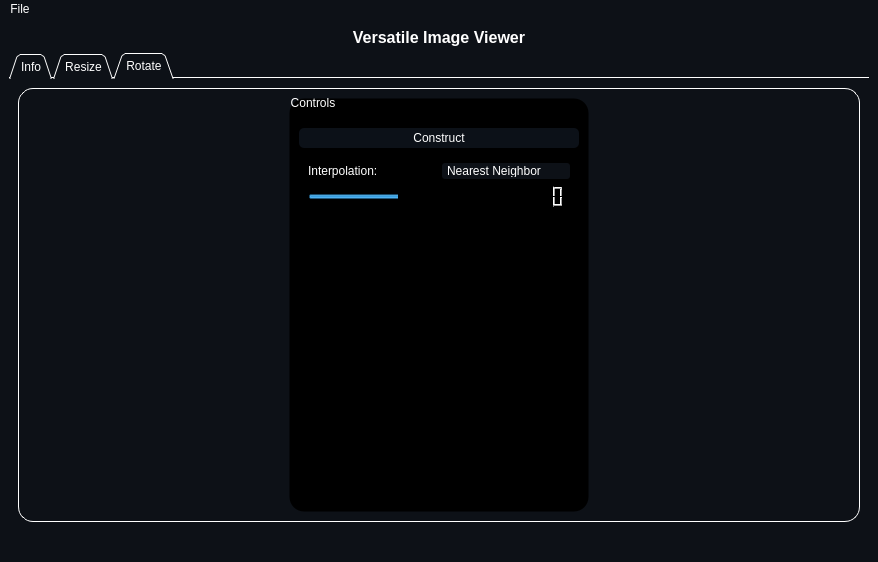
Qt form resources/MainWindow.ui (Zeyad-Alo/DICOM-Viewer) before a commit.
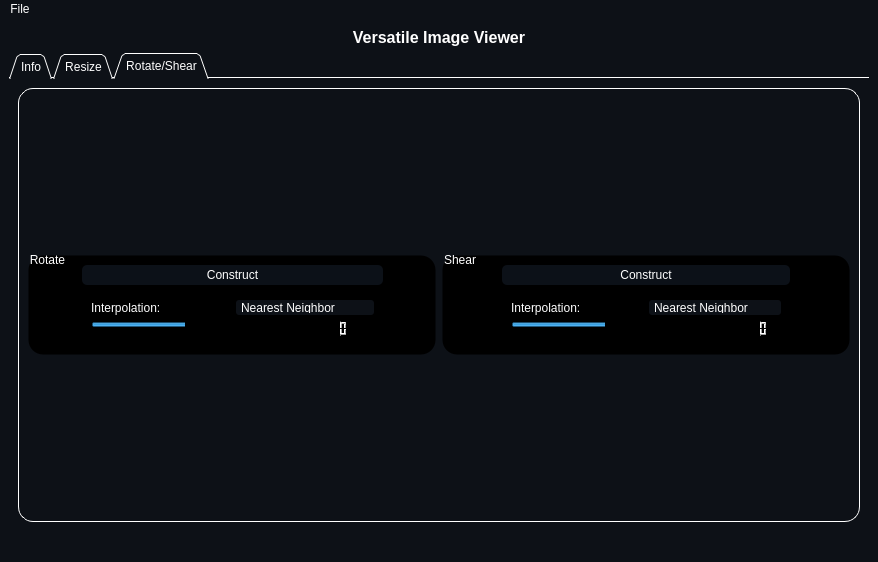
The same form after that commit. Icons and pictures are not drawn.

```diff
--- a/resources/MainWindow.ui
+++ b/resources/MainWindow.ui
@@ -336,7 +336,7 @@
       </widget>
       <widget class="QWidget" name="tab_3">
        <attribute name="title">
-        <string>Rotate</string>
+        <string>Rotate/Shear</string>
        </attribute>
        <layout class="QGridLayout" name="gridLayout_5">
         <item row="0" column="0">
@@ -358,21 +358,21 @@
           <property name="title">
            <string/>
           </property>
-          <layout class="QGridLayout" name="gridLayout_4">
-           <item row="0" column="0">
-            <layout class="QHBoxLayout" name="horizontalLayout_9">
+          <layout class="QHBoxLayout" name="horizontalLayout_13">
+           <item>
+            <layout class="QVBoxLayout" name="verticalLayout_10">
              <item>
               <widget class="QGroupBox" name="controls_groupBox">
                <property name="minimumSize">
                 <size>
-                 <width>200</width>
-                 <height>200</height>
+                 <width>0</width>
+                 <height>100</height>
                 </size>
                </property>
                <property name="maximumSize">
                 <size>
-                 <width>300</width>
-                 <height>16777215</height>
+                 <width>16777215</width>
+                 <height>100</height>
                 </size>
                </property>
                <property name="styleSheet">
@@ -380,26 +380,34 @@
 border-color: transparent;</string>
                </property>
                <property name="title">
-                <string>Controls</string>
+                <string>Rotate</string>
                </property>
-               <layout class="QVBoxLayout" name="verticalLayout_4">
+               <layout class="QGridLayout" name="gridLayout_4">
+                <item row="0" column="0">
+                 <layout class="QHBoxLayout" name="horizontalLayout_4">
+                  <item>
+                   <spacer name="horizontalSpacer_4">
+                    <property name="orientation">
+                     <enum>Qt::Horizontal</enum>
+                    </property>
+                    <property name="sizeHint" stdset="0">
+                     <size>
+                      <width>40</width>
+                      <height>20</height>
+                     </size>
+                    </property>
+                   </spacer>
+                  </item>
                 <item>
                  <layout class="QVBoxLayout" name="verticalLayout_5">
                   <item>
-                   <spacer name="horizontalSpacer_3">
-                    <property name="orientation">
-                     <enum>Qt::Horizontal</enum>
-                    </property>
-                    <property name="sizeHint" stdset="0">
+                     <widget class="QPushButton" name="r_construct_button">
+                      <property name="minimumSize">
                      <size>
-                      <width>40</width>
-                      <height>20</height>
-                     </size>
-                    </property>
-                   </spacer>
-                  </item>
-                  <item>
-                   <widget class="QPushButton" name="construct_button">
+                        <width>200</width>
+                        <height>0</height>
+                       </size>
+                      </property>
                     <property name="styleSheet">
                      <string notr="true">QPushButton {
     border-radius: 5px;
@@ -423,7 +431,7 @@
                    </widget>
                   </item>
                   <item>
-                   <widget class="QWidget" name="controls_widget" native="true">
+                     <widget class="QWidget" name="r_controls_widget" native="true">
                     <layout class="QVBoxLayout" name="controls_verticalLayout">
                      <item>
                       <layout class="QHBoxLayout" name="horizontalLayout_5">
@@ -435,7 +443,13 @@
                         </widget>
                        </item>
                        <item>
-                        <widget class="QComboBox" name="interpolation_comboBox">
+                          <widget class="QComboBox" name="r_interpolation_comboBox">
+                           <property name="minimumSize">
+                            <size>
+                             <width>120</width>
+                             <height>0</height>
+                            </size>
+                           </property>
                          <property name="styleSheet">
                           <string notr="true">QComboBox
 {
@@ -478,6 +492,12 @@
                       <layout class="QHBoxLayout" name="horizontalLayout_6">
                        <item>
                         <widget class="QSlider" name="rotation_slider">
+                           <property name="minimumSize">
+                            <size>
+                             <width>200</width>
+                             <height>0</height>
+                            </size>
+                           </property>
                          <property name="maximumSize">
                           <size>
                            <width>200</width>
@@ -519,6 +539,12 @@
                          <property name="orientation">
                           <enum>Qt::Horizontal</enum>
                          </property>
+                           <property name="tickPosition">
+                            <enum>QSlider::TicksBelow</enum>
+                           </property>
+                           <property name="tickInterval">
+                            <number>60</number>
+                           </property>
                         </widget>
                        </item>
                        <item>
@@ -534,20 +560,29 @@
                          </property>
                         </widget>
                        </item>
+                         <item>
+                          <widget class="QLabel" name="direction_label">
+                           <property name="text">
+                            <string/>
+                           </property>
+                          </widget>
+                         </item>
                       </layout>
                      </item>
                     </layout>
                    </widget>
                   </item>
+                   </layout>
+                  </item>
                   <item>
-                   <spacer name="verticalSpacer_2">
+                   <spacer name="horizontalSpacer_6">
                     <property name="orientation">
-                     <enum>Qt::Vertical</enum>
+                     <enum>Qt::Horizontal</enum>
                     </property>
                     <property name="sizeHint" stdset="0">
                      <size>
-                      <width>20</width>
-                      <height>40</height>
+                      <width>40</width>
+                      <height>20</height>
                      </size>
                     </property>
                    </spacer>
@@ -558,7 +593,7 @@
               </widget>
              </item>
              <item>
-              <layout class="QVBoxLayout" name="t_box">
+              <layout class="QVBoxLayout" name="t_box_r">
                <property name="spacing">
                 <number>10</number>
                </property>
@@ -566,8 +601,237 @@
              </item>
             </layout>
            </item>
-           <item row="3" column="0">
-            <layout class="QHBoxLayout" name="horizontalLayout_4"/>
+           <item>
+            <layout class="QVBoxLayout" name="verticalLayout_11">
+             <item>
+              <widget class="QGroupBox" name="controls_groupBox_2">
+               <property name="minimumSize">
+                <size>
+                 <width>0</width>
+                 <height>100</height>
+                </size>
+               </property>
+               <property name="maximumSize">
+                <size>
+                 <width>16777215</width>
+                 <height>100</height>
+                </size>
+               </property>
+               <property name="styleSheet">
+                <string notr="true">background-color: black;
+border-color: transparent;</string>
+               </property>
+               <property name="title">
+                <string>Shear</string>
+               </property>
+               <layout class="QGridLayout" name="gridLayout_6">
+                <item row="0" column="0">
+                 <layout class="QHBoxLayout" name="horizontalLayout_7">
+                  <item>
+                   <spacer name="horizontalSpacer_7">
+                    <property name="orientation">
+                     <enum>Qt::Horizontal</enum>
+                    </property>
+                    <property name="sizeHint" stdset="0">
+                     <size>
+                      <width>40</width>
+                      <height>20</height>
+                     </size>
+                    </property>
+                   </spacer>
+                  </item>
+                  <item>
+                   <layout class="QVBoxLayout" name="verticalLayout_6">
+                    <item>
+                     <widget class="QPushButton" name="s_construct_button">
+                      <property name="minimumSize">
+                       <size>
+                        <width>200</width>
+                        <height>0</height>
+                       </size>
+                      </property>
+                      <property name="styleSheet">
+                       <string notr="true">QPushButton {
+    border-radius: 5px;
+    border-style: outset;
+    background: rgb(12, 17, 24);
+	padding: 3;
+    }
+
+QPushButton:hover {
+    background: rgb(63, 95, 127)
+    }
+
+QPushButton:pressed {
+    border-style: inset;
+    background:rgb(20, 20, 20)
+    }</string>
+                      </property>
+                      <property name="text">
+                       <string>Construct</string>
+                      </property>
+                     </widget>
+                    </item>
+                    <item>
+                     <widget class="QWidget" name="s_controls_widget" native="true">
+                      <layout class="QVBoxLayout" name="controls_verticalLayout_2">
+                       <item>
+                        <layout class="QHBoxLayout" name="horizontalLayout_11">
+                         <item>
+                          <widget class="QLabel" name="label_4">
+                           <property name="text">
+                            <string>Interpolation:</string>
+                           </property>
+                          </widget>
+                         </item>
+                         <item>
+                          <widget class="QComboBox" name="s_interpolation_comboBox">
+                           <property name="minimumSize">
+                            <size>
+                             <width>120</width>
+                             <height>0</height>
+                            </size>
+                           </property>
+                           <property name="styleSheet">
+                            <string notr="true">QComboBox
+{
+	border-radius: 3px;
+	background-color: rgb(13, 17, 23);
+}
+
+QComboBox::drop-down
+{
+	border-left-color: transparent;
+ }
+
+QComboBox::down-arrow, QSpinBox::down-arrow, QTimeEdit::down-arrow, QDateEdit::down-arrow
+{
+     image: url(:/icons/Arrowhead-nottop-256.png);
+     width: 7px;
+     height: 6px;
+}
+
+QComboBox QAbstractItemView
+{
+    selection-background-color: transparent;
+}</string>
+                           </property>
+                           <item>
+                            <property name="text">
+                             <string>Nearest Neighbor</string>
+                            </property>
+                           </item>
+                           <item>
+                            <property name="text">
+                             <string>Bilinear</string>
+                            </property>
+                           </item>
+                          </widget>
+                         </item>
+                        </layout>
+                       </item>
+                       <item>
+                        <layout class="QHBoxLayout" name="horizontalLayout_12">
+                         <item>
+                          <widget class="QSlider" name="shear_slider">
+                           <property name="minimumSize">
+                            <size>
+                             <width>200</width>
+                             <height>0</height>
+                            </size>
+                           </property>
+                           <property name="maximumSize">
+                            <size>
+                             <width>200</width>
+                             <height>16777215</height>
+                            </size>
+                           </property>
+                           <property name="styleSheet">
+                            <string notr="true">QSlider{
+    background-color: transparent;
+}
+
+QSlider::handle {
+    background-color: qradialgradient(
+        cx: 0.7, cy: 1.4, fx: 0.7, fy: 1.4,
+        radius: 1, stop: 0 #fff, stop: 1 #424242
+        );
+	border-radius: 2px;
+    height: 40px;
+    width: 40px;
+    margin: -15px 0px;
+    }
+
+QSlider::handle::hover{
+	border: inset;
+	 background-color: qradialgradient(
+        cx: 0.7, cy: 1.4, fx: 0.7, fy: 1.4,
+        radius: 1, stop: 0 #bbb, stop: 1 #000
+        );}</string>
+                           </property>
+                           <property name="minimum">
+                            <number>-45</number>
+                           </property>
+                           <property name="maximum">
+                            <number>45</number>
+                           </property>
+                           <property name="sliderPosition">
+                            <number>0</number>
+                           </property>
+                           <property name="orientation">
+                            <enum>Qt::Horizontal</enum>
+                           </property>
+                           <property name="tickPosition">
+                            <enum>QSlider::TicksBelow</enum>
+                           </property>
+                          </widget>
+                         </item>
+                         <item>
+                          <widget class="QLCDNumber" name="shear_lcd">
+                           <property name="maximumSize">
+                            <size>
+                             <width>16777215</width>
+                             <height>24</height>
+                            </size>
+                           </property>
+                           <property name="intValue" stdset="0">
+                            <number>0</number>
+                           </property>
+                          </widget>
+                         </item>
+                        </layout>
+                       </item>
+                      </layout>
+                     </widget>
+                    </item>
+                   </layout>
+                  </item>
+                  <item>
+                   <spacer name="horizontalSpacer_8">
+                    <property name="orientation">
+                     <enum>Qt::Horizontal</enum>
+                    </property>
+                    <property name="sizeHint" stdset="0">
+                     <size>
+                      <width>40</width>
+                      <height>20</height>
+                     </size>
+                    </property>
+                   </spacer>
+                  </item>
+                 </layout>
+                </item>
+               </layout>
+              </widget>
+             </item>
+             <item>
+              <layout class="QVBoxLayout" name="t_box_s">
+               <property name="spacing">
+                <number>10</number>
+               </property>
+              </layout>
+             </item>
+            </layout>
            </item>
           </layout>
          </widget>
```
Lines whose indentation alone changed are shown as unchanged.
